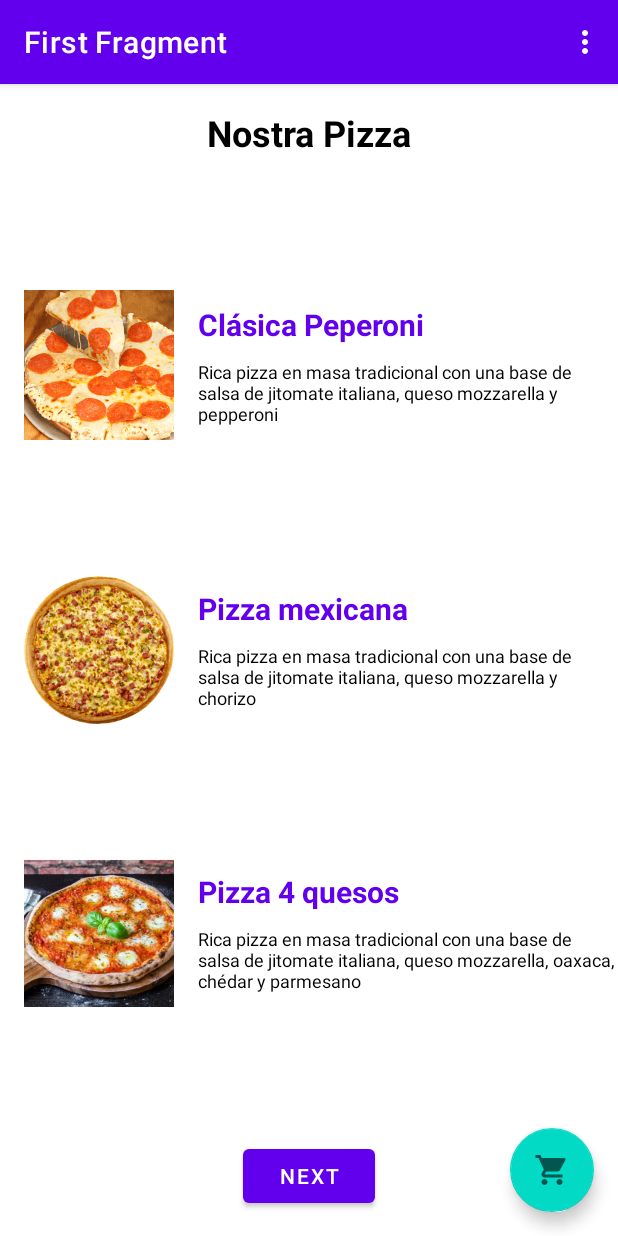
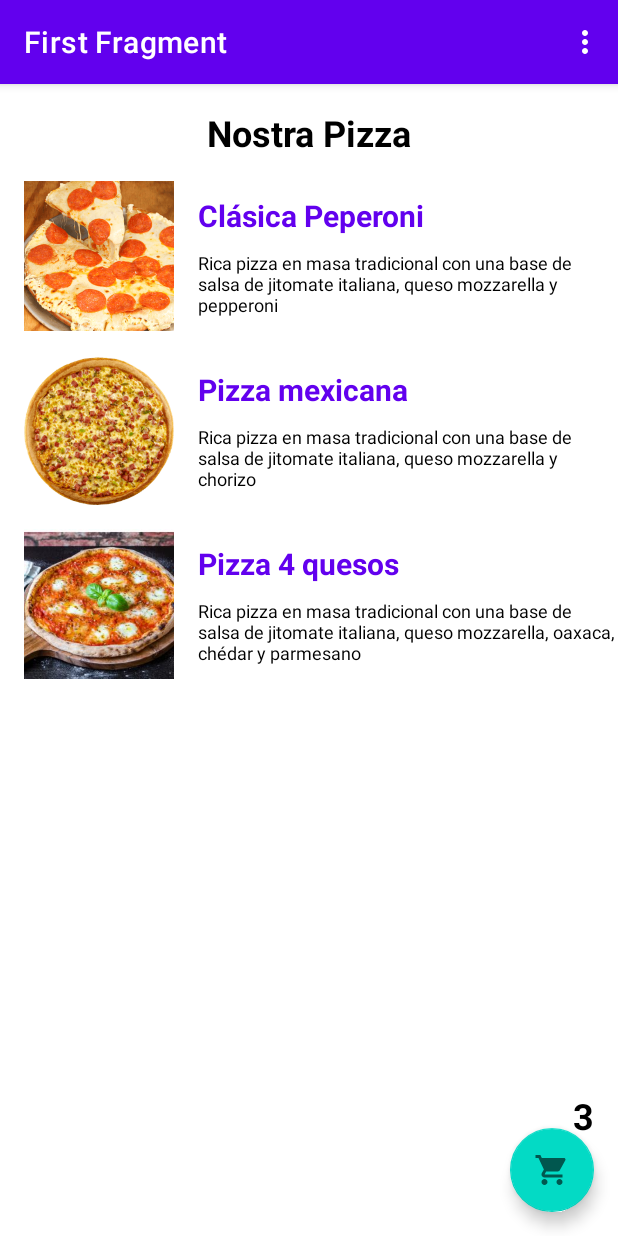
Before and after one commit to Fernandevs/Practica1Android, an Android app: the screen it shows after launch (MainActivity), in the options menu, after a tap on "Settings", on a phone screen of 412 x 824 dp. Run offline under Robolectric (Android 15) with nearby library versions, the phone set to English and light mode, and no system bars; our stand-ins replace navigation-ui; Roboto replaces fonts that are not available here.

Commit message:
Fin de la práctica 2

```diff
--- a/app/src/main/AndroidManifest.xml
+++ b/app/src/main/AndroidManifest.xml
@@ -12,7 +12,7 @@
         android:theme="@style/Theme.Practica1Android"
         tools:targetApi="31">
         <activity
-            android:name=".MainActivity"
+            android:name=".ui.MainActivity"
             android:exported="true"
             android:label="@string/app_name"
             android:theme="@style/Theme.Practica1Android.NoActionBar">
--- a/app/src/main/java/com/example/practica1android/OrderViewModel.kt
+++ /dev/null
@@ -1,27 +0,0 @@
-package com.example.practica1android
-
-import android.util.Log
-
-import androidx.lifecycle.ViewModel
-
-class OrderViewModel : ViewModel() {
-    // Utilizar LiveData
-    private val _orders: MutableList<String>
-    val orders get() = _orders
-
-    init {
-        Log.i("OrderViewModel", "Se ha creado un ViewModel")
-
-        _orders = mutableListOf()
-    }
-
-    override fun onCleared() {
-        super.onCleared()
-
-        Log.i("OrderViewModel", "Se ha destruido el objeto ViewModel")
-    }
-
-    fun addOrder(order: String) {
-        _orders.add(order)
-    }
-}
--- /dev/null
+++ b/app/src/main/java/com/example/practica1android/adapters/OrderAdapter.kt
@@ -0,0 +1,58 @@
+package com.example.practica1android.adapters
+
+import android.util.Log
+import android.view.LayoutInflater
+import android.view.View
+import android.view.ViewGroup
+import android.widget.ImageView
+import android.widget.TextView
+
+import androidx.recyclerview.widget.RecyclerView
+import com.example.practica1android.R
+import com.example.practica1android.data.Pizzas
+
+class OrderAdapter(
+    private val list: MutableList<String>
+) : RecyclerView.Adapter<OrderAdapter.OrderViewHolder>(){
+    override fun onCreateViewHolder(parent: ViewGroup, viewType: Int): OrderViewHolder =
+        OrderViewHolder(LayoutInflater.from(parent.context).inflate(R.layout.list, parent, false))
+
+    override fun getItemCount(): Int = list.size
+
+    override fun onBindViewHolder(holder: OrderViewHolder, position: Int) =
+        holder.setItems(list[position])
+
+    inner class OrderViewHolder(itemView: View) : RecyclerView.ViewHolder(itemView) {
+        private val _imageView: ImageView
+        private val _textView: TextView
+
+        private val imageView get() = _imageView
+        private val textView get() = _textView
+
+        init {
+            _imageView = itemView.findViewById(R.id.imageView)
+            _textView = itemView.findViewById(R.id.textView)
+        }
+
+        fun setItems(order: String?) {
+            when (order){
+                Pizzas.PEPPERONI.text -> {
+                    imageView.setImageResource(R.drawable.pepperoni)
+                    textView.setText(R.string.pepperoni_order)
+                }
+
+                Pizzas.MEXICAN.text -> {
+                    imageView.setImageResource(R.drawable.mexicana)
+                    textView.setText(R.string.mexican_order)
+                }
+
+                Pizzas.CHEESE.text -> {
+                    imageView.setImageResource(R.drawable.tres_quesos)
+                    textView.setText(R.string.cheese_order)
+                }
+
+                else -> Log.e("OrderAdapter", "No existe la orden $order")
+            }
+        }
+    }
+}
--- /dev/null
+++ b/app/src/main/java/com/example/practica1android/data/Pizzas.kt
@@ -0,0 +1,7 @@
+package com.example.practica1android.data
+
+enum class Pizzas(val text: String) {
+    PEPPERONI("Haz ordenado una pizza de pepperoni"),
+    MEXICAN("Haz ordenado una pizza mexicana"),
+    CHEESE("Haz ordenado una pizza de 4 quesos");
+}
--- a/app/src/main/java/com/example/practica1android/FirstFragment.kt
+++ b/app/src/main/java/com/example/practica1android/ui/FirstFragment.kt
@@ -1,59 +1,47 @@
-package com.example.practica1android
+package com.example.practica1android.ui
 
 import android.os.Bundle
-import android.util.Log
 import android.view.LayoutInflater
 import android.view.View
 import android.view.ViewGroup
 import android.widget.Toast
 
 import androidx.fragment.app.Fragment
-import androidx.lifecycle.ViewModelProvider
-import androidx.navigation.fragment.findNavController
+import androidx.fragment.app.activityViewModels
+import com.example.practica1android.R
 
 import com.example.practica1android.databinding.FragmentFirstBinding
+import com.example.practica1android.viewmodels.OrderViewModel
 
 class FirstFragment : Fragment() {
     private var _binding: FragmentFirstBinding? = null
     private val binding get() = _binding!!
 
-    private lateinit var _orderViewModel: OrderViewModel
+    private val _orderViewModel: OrderViewModel by activityViewModels()
 
     override fun onCreateView(
         inflater: LayoutInflater, container: ViewGroup?,
         savedInstanceState: Bundle?
     ): View? {
         _binding = FragmentFirstBinding.inflate(inflater, container, false)
-
-        Log.i("FirstFragment", "ViewModelProvider.get")
-
-        _orderViewModel = ViewModelProvider(this)[OrderViewModel::class.java]
-
         return binding.root
     }
 
     override fun onViewCreated(view: View, savedInstanceState: Bundle?) {
         super.onViewCreated(view, savedInstanceState)
 
-        binding.buttonFirst.setOnClickListener {
-            findNavController().navigate(R.id.action_FirstFragment_to_SecondFragment)
-        }
-
         binding.pepperoniImageView.setOnClickListener {
             _orderViewModel.addOrder(getString(R.string.pepperoni_order))
-
             showOrders()
         }
 
         binding.mexicanImageView.setOnClickListener {
             _orderViewModel.addOrder(getString(R.string.mexican_order))
-
             showOrders()
         }
 
         binding.cheeseImageView.setOnClickListener {
             _orderViewModel.addOrder(getString(R.string.cheese_order))
-
             showOrders()
         }
     }
@@ -65,7 +53,7 @@ class FirstFragment : Fragment() {
     }
 
     private fun showOrders() {
-        for (order in _orderViewModel.orders)
+        for (order in _orderViewModel.orders.value!!)
             Toast.makeText(binding.root.context, order, Toast.LENGTH_SHORT).show()
     }
 }
--- a/app/src/main/java/com/example/practica1android/MainActivity.kt
+++ b/app/src/main/java/com/example/practica1android/ui/MainActivity.kt
@@ -1,20 +1,26 @@
-package com.example.practica1android
+package com.example.practica1android.ui
 
 import android.os.Bundle
 import android.view.Menu
 import android.view.MenuItem
 
 import androidx.appcompat.app.AppCompatActivity
+import androidx.lifecycle.ViewModelProvider
 import androidx.navigation.findNavController
 import androidx.navigation.ui.AppBarConfiguration
 import androidx.navigation.ui.navigateUp
 import androidx.navigation.ui.setupActionBarWithNavController
+import com.example.practica1android.R
 
 import com.example.practica1android.databinding.ActivityMainBinding
+import com.example.practica1android.viewmodels.OrderViewModel
 
 class MainActivity : AppCompatActivity() {
     private lateinit var appBarConfiguration: AppBarConfiguration
     private lateinit var binding: ActivityMainBinding
+    private val orderViewModel: OrderViewModel by lazy {
+        ViewModelProvider(this)[OrderViewModel::class.java]
+    }
 
     override fun onCreate(savedInstanceState: Bundle?) {
         super.onCreate(savedInstanceState)
@@ -28,8 +34,12 @@ class MainActivity : AppCompatActivity() {
         appBarConfiguration = AppBarConfiguration(navController.graph)
         setupActionBarWithNavController(navController, appBarConfiguration)
 
-        binding.fab.setOnClickListener { view ->
-            findNavController(R.id.action_FirstFragment_to_SecondFragment)
+        orderViewModel.orders.observe(this) {list ->
+            binding.numberTextView.text = list.size.toString()
+        }
+
+        binding.fab.setOnClickListener {
+            navController.navigate(R.id.action_FirstFragment_to_SecondFragment)
         }
     }
 
--- a/app/src/main/java/com/example/practica1android/SecondFragment.kt
+++ b/app/src/main/java/com/example/practica1android/ui/SecondFragment.kt
@@ -1,40 +1,53 @@
-package com.example.practica1android
+package com.example.practica1android.ui
 
 import android.os.Bundle
-import androidx.fragment.app.Fragment
 import android.view.LayoutInflater
 import android.view.View
 import android.view.ViewGroup
+
+import androidx.fragment.app.Fragment
+import androidx.fragment.app.activityViewModels
 import androidx.navigation.fragment.findNavController
+import androidx.recyclerview.widget.LinearLayoutManager
+import androidx.recyclerview.widget.RecyclerView
+import com.example.practica1android.adapters.OrderAdapter
+import com.example.practica1android.R
+
 import com.example.practica1android.databinding.FragmentSecondBinding
+import com.example.practica1android.viewmodels.OrderViewModel
 
 /**
  * A simple [Fragment] subclass as the second destination in the navigation.
  */
 class SecondFragment : Fragment() {
+    private var _binding: FragmentSecondBinding? = null
+    private val _orderViewModel: OrderViewModel by activityViewModels()
+    private lateinit var list: RecyclerView
 
-    private var _binding: FragmentSecondBinding? = null
-
-    // This property is only valid between onCreateView and
-    // onDestroyView.
     private val binding get() = _binding!!
+    private val orderViewModel get() = _orderViewModel
 
     override fun onCreateView(
         inflater: LayoutInflater, container: ViewGroup?,
         savedInstanceState: Bundle?
     ): View? {
-
         _binding = FragmentSecondBinding.inflate(inflater, container, false)
         return binding.root
-
     }
 
     override fun onViewCreated(view: View, savedInstanceState: Bundle?) {
         super.onViewCreated(view, savedInstanceState)
 
+        val adapter = OrderAdapter(orderViewModel.getOrders())
+
+        list = binding.recyclerView
+        list.layoutManager = LinearLayoutManager(binding.root.context)
+
         binding.buttonSecond.setOnClickListener {
             findNavController().navigate(R.id.action_SecondFragment_to_FirstFragment)
         }
+
+        list.adapter = adapter
     }
 
     override fun onDestroyView() {
--- /dev/null
+++ b/app/src/main/java/com/example/practica1android/viewmodels/OrderViewModel.kt
@@ -0,0 +1,19 @@
+package com.example.practica1android.viewmodels
+
+import androidx.lifecycle.LiveData
+import androidx.lifecycle.MutableLiveData
+import androidx.lifecycle.ViewModel
+
+class OrderViewModel : ViewModel() {
+    private val _orders: MutableLiveData<MutableList<String>> = MutableLiveData(mutableListOf())
+    val orders get(): LiveData<MutableList<String>> = _orders
+
+    fun addOrder(order: String) {
+        _orders.value?.add(order)
+        _orders.value = orders.value
+    }
+
+    fun getOrders(): MutableList<String>{
+        return orders.value!!
+    }
+}
--- a/app/src/main/res/layout/activity_main.xml
+++ b/app/src/main/res/layout/activity_main.xml
@@ -4,7 +4,7 @@
     xmlns:tools="http://schemas.android.com/tools"
     android:layout_width="match_parent"
     android:layout_height="match_parent"
-    tools:context=".MainActivity">
+    tools:context=".ui.MainActivity">
 
     <com.google.android.material.appbar.AppBarLayout
         android:layout_width="match_parent"
@@ -32,4 +32,14 @@
         android:contentDescription="@string/sopping_cart"
         app:srcCompat="@drawable/ic_shopping_cart" />
 
+    <TextView
+        android:id="@+id/numberTextView"
+        android:layout_width="wrap_content"
+        android:layout_height="wrap_content"
+        android:layout_gravity="bottom|end"
+        android:layout_marginEnd="@dimen/fab_margin"
+        android:layout_marginBottom="64dp"
+        style="@style/Title"
+        android:text="@string/_0" />
+
 </androidx.coordinatorlayout.widget.CoordinatorLayout>
--- a/app/src/main/res/layout/fragment_first.xml
+++ b/app/src/main/res/layout/fragment_first.xml
@@ -4,7 +4,7 @@
     xmlns:tools="http://schemas.android.com/tools"
     android:layout_width="match_parent"
     android:layout_height="match_parent"
-    tools:context=".FirstFragment">
+    tools:context=".ui.FirstFragment">
 
     <TextView
         android:id="@+id/textview_first"
@@ -21,16 +21,6 @@
         app:layout_constraintEnd_toEndOf="parent"
         app:layout_constraintStart_toStartOf="parent"
         app:layout_constraintTop_toTopOf="parent" />
-
-    <Button
-        android:id="@+id/button_first"
-        android:layout_width="wrap_content"
-        android:layout_height="wrap_content"
-        android:layout_marginBottom="16dp"
-        android:text="@string/next"
-        app:layout_constraintBottom_toBottomOf="parent"
-        app:layout_constraintEnd_toEndOf="parent"
-        app:layout_constraintStart_toStartOf="parent" />
 
     <ImageView
         android:id="@+id/pepperoniImageView"
@@ -69,7 +59,6 @@
         android:layout_marginBottom="16dp"
         android:contentDescription="@string/cheese_pizza"
         android:src="@drawable/tres_quesos"
-        app:layout_constraintBottom_toTopOf="@+id/button_first"
         app:layout_constraintStart_toStartOf="parent"
         app:layout_constraintTop_toBottomOf="@+id/mexicanImageView" />
 
--- a/app/src/main/res/menu/menu_main.xml
+++ b/app/src/main/res/menu/menu_main.xml
@@ -1,7 +1,7 @@
 <menu xmlns:android="http://schemas.android.com/apk/res/android"
     xmlns:app="http://schemas.android.com/apk/res-auto"
     xmlns:tools="http://schemas.android.com/tools"
-    tools:context="com.example.practica1android.MainActivity">
+    tools:context="com.example.practica1android.ui.MainActivity">
     <item
         android:id="@+id/action_settings"
         android:orderInCategory="100"
--- a/app/src/main/res/navigation/nav_graph.xml
+++ b/app/src/main/res/navigation/nav_graph.xml
@@ -7,7 +7,7 @@
 
     <fragment
         android:id="@+id/FirstFragment"
-        android:name="com.example.practica1android.FirstFragment"
+        android:name="com.example.practica1android.ui.FirstFragment"
         android:label="@string/first_fragment_label"
         tools:layout="@layout/fragment_first">
 
@@ -17,7 +17,7 @@
     </fragment>
     <fragment
         android:id="@+id/SecondFragment"
-        android:name="com.example.practica1android.SecondFragment"
+        android:name="com.example.practica1android.ui.SecondFragment"
         android:label="@string/second_fragment_label"
         tools:layout="@layout/fragment_second">
 
--- a/app/src/main/res/values/strings.xml
+++ b/app/src/main/res/values/strings.xml
@@ -23,4 +23,5 @@
     <string name="cheese_description">Rica pizza en masa tradicional con una base de salsa de jitomate italiana, queso mozzarella, oaxaca, chédar y parmesano</string>
     <string name="cheese_order">Haz ordenado una pizza de 4 quesos</string>
     <string name="sopping_cart">Carrito de compras</string>
+    <string name="_0">0</string>
 </resources>
```
Also changed, not shown: app/src/main/res/layout/fragment_second.xml (+15 -10 lines), app/src/main/res/layout/list.xml (added, +32 -0 lines).
